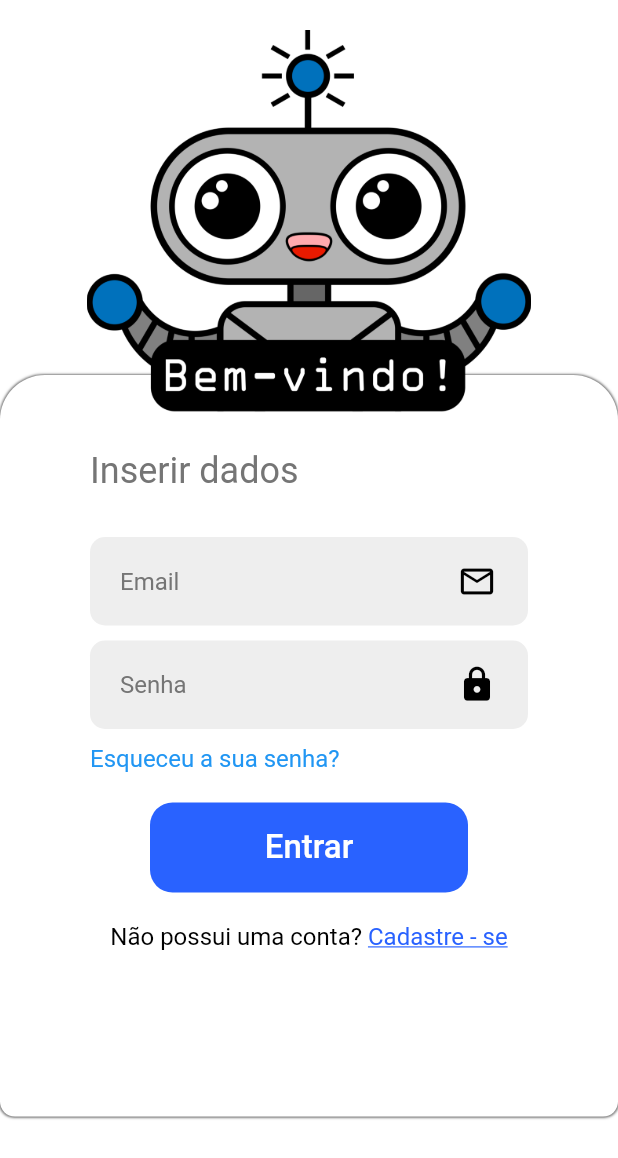
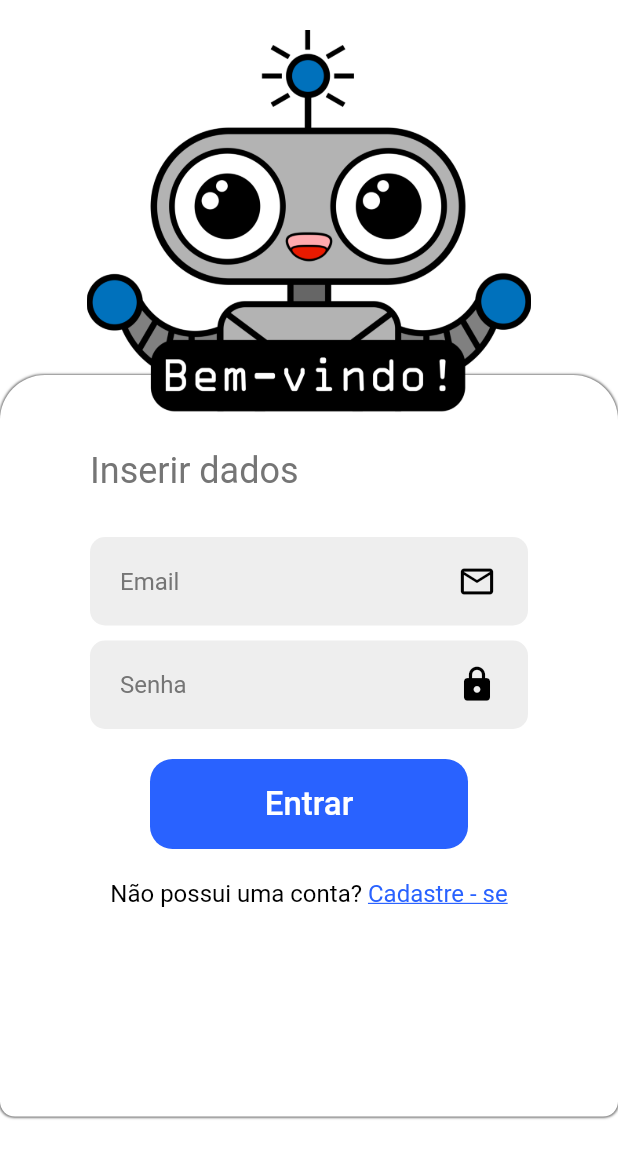
Before and after one commit to danielmbrasil/oops, a Flutter app: the screen it shows after launch, on a phone screen of 412 x 824 dp. Shown: the top 1158 px of the screen. Run offline on Flutter 3.47's test engine with Material 2 defaults, Android fonts, the phone set to English and light mode, and no system bars; our stand-ins replace email_validator, flutter_rating_bar, flutter_secure_storage, flutter_spinkit; Roboto replaces fonts that are missing (Mulish).

Commit message:
remove forgot password question

```diff
--- a/lib/screens/authenticate/sign_in.dart
+++ b/lib/screens/authenticate/sign_in.dart
@@ -193,19 +193,6 @@ class _SignInState extends State<SignIn> {
                                   ),
                                 ),
                                 Container(
-                                  alignment: Alignment.centerLeft,
-                                  padding: EdgeInsets.only(top: 10),
-                                  child: Text(
-                                    'Esqueceu a sua senha?',
-                                    style: TextStyle(
-                                      color: Colors.blue,
-                                      fontFamily: 'Mulish',
-                                      fontStyle: FontStyle.normal,
-                                      fontSize: 16,
-                                    ),
-                                  ),
-                                ),
-                                Container(
                                   height: 80,
                                   padding: EdgeInsets.only(
                                       left: 40, right: 40, top: 20),
```
